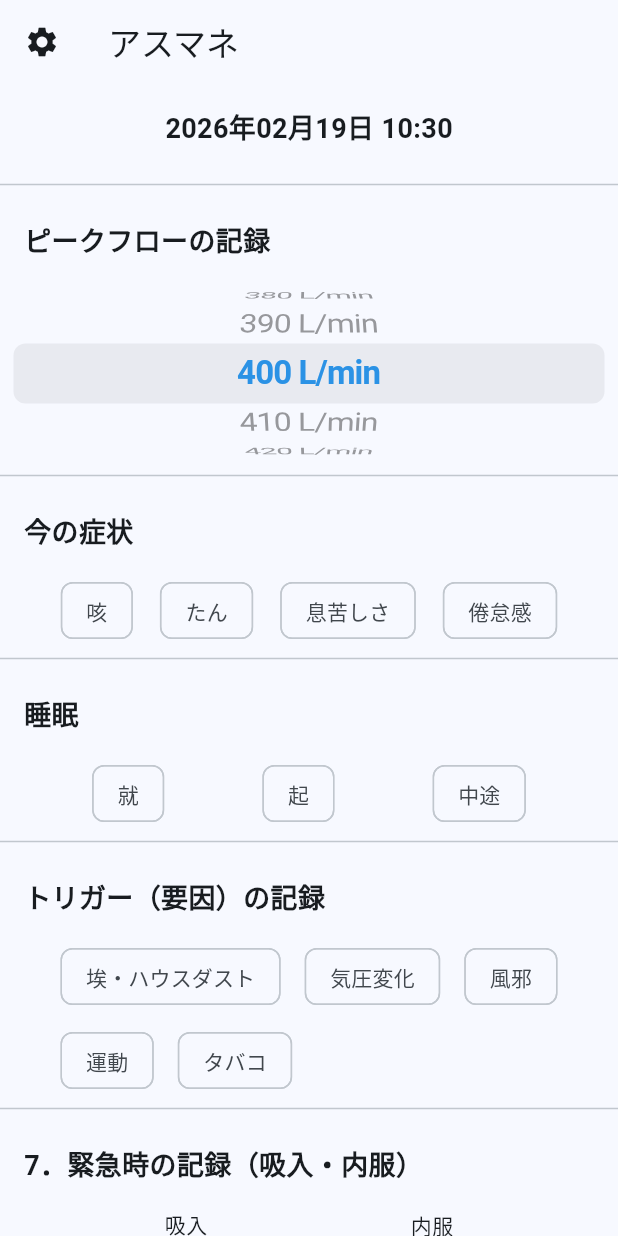
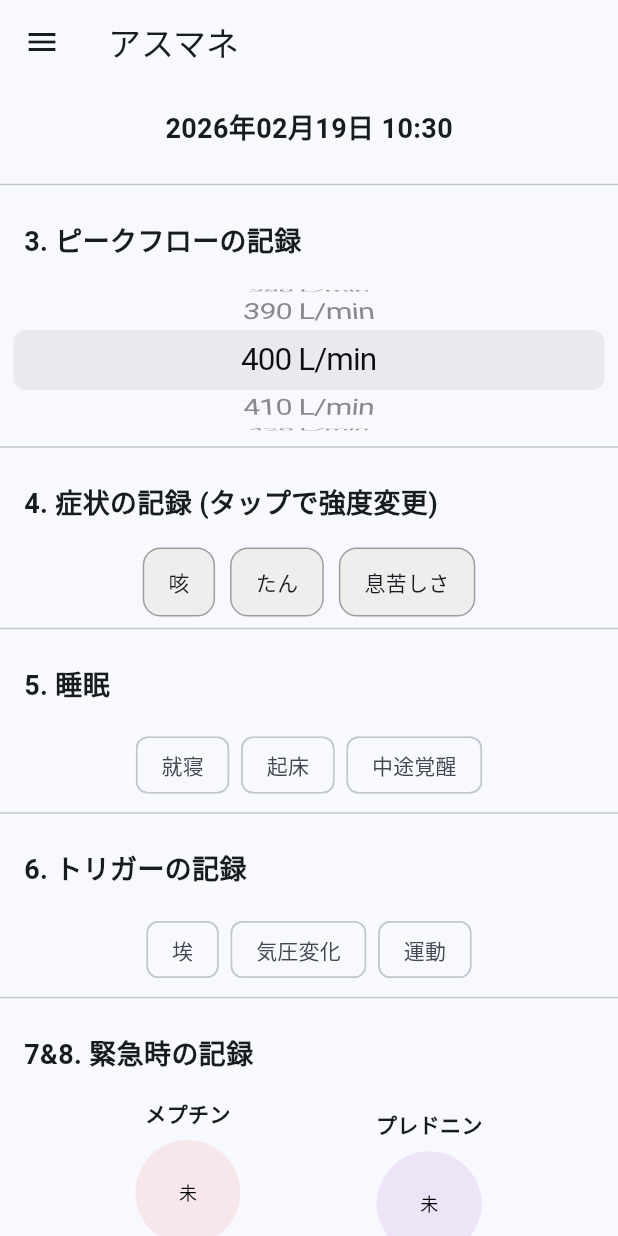
Before and after one commit to shimomari/asmane, a Flutter app: the screen it shows after launch, on a phone screen of 412 x 824 dp. Run offline on Flutter 3.47's test engine with Material 3 defaults, Android fonts, the phone set to English and light mode, and no system bars.

Commit message:
症状ボタンの多段階カラー実装とバグ修正

```diff
--- a/lib/main.dart
+++ b/lib/main.dart
@@ -32,43 +32,60 @@ class MainScreen extends StatefulWidget {
 
 class _MainScreenState extends State<MainScreen> {
   int _currentPeakFlow = 400;
+  List<String> _mySymptoms = ['咳', 'たん', '息苦しさ'];
+  List<String> _myTriggers = ['埃', '気圧変化', '運動'];
+  String _relieverName = "メプチン";
+  String _pillName = "プレドニン";
 
-  // 🔧 ユーザーがカスタマイズできるリスト（ここを動的に表示するようにしました）
-  List<String> _mySymptoms = ['咳', 'たん', '息苦しさ', '倦怠感'];
-  List<String> _myTriggers = ['埃・ハウスダスト', '気圧変化', '風邪', '運動', 'タバコ'];
+  final Map<String, int> _symptomCounts = {};
+  final Set<String> _selectedTriggers = {};
+  final Set<String> _selectedSleep = {};
+  int _relieverCount = 0;
+  int _relieverStock = 60;
+  int _pillCount = 0;
 
   String getNowTime() {
     return DateFormat('yyyy年MM月dd日 HH:mm').format(DateTime.now());
   }
 
-  void _showSaveDialog() {
-    showDialog(
-      context: context,
-      builder: (BuildContext context) {
-        return AlertDialog(
-          title: const Text("登録完了"),
-          content: const Text("今日の体調をしっかり記録しました！"),
-          actions: [
-            TextButton(
-              onPressed: () => Navigator.pop(context),
-              child: const Text("OK"),
-            ),
-          ],
-        );
-      },
+  Future<void> _goToSettings() async {
+    final result = await Navigator.push(
+      context,
+      MaterialPageRoute(
+        builder: (context) => SettingsPage(
+          initialSymptoms: _mySymptoms,
+          initialTriggers: _myTriggers,
+          initialReliever: _relieverName,
+          initialPill: _pillName,
+        ),
+      ),
     );
+
+    if (result != null && result is Map<String, dynamic>) {
+      setState(() {
+        _mySymptoms = result['symptoms'];
+        _myTriggers = result['triggers'];
+        _relieverName = result['reliever'];
+        _pillName = result['pill'];
+      });
+    }
   }
 
   @override
   Widget build(BuildContext context) {
     return Scaffold(
-      appBar: AppBar(
-        title: const Text('アスマネ'),
-        leading: IconButton(
-          icon: const Icon(Icons.settings),
-          onPressed: () {
-            // ここにあとで設定ページを開く処理を書きます
-          },
+      appBar: AppBar(title: const Text('アスマネ')),
+      drawer: Drawer(
+        child: ListView(
+          children: [
+            const DrawerHeader(
+              decoration: BoxDecoration(color: Colors.lightBlue),
+              child: Text('メニュー', style: TextStyle(color: Colors.white, fontSize: 24)),
+            ),
+            _menuItem(Icons.settings, "メインUI登録用設定", onTap: _goToSettings),
+            _menuItem(Icons.show_chart, "週のデータとグラフ"),
+            _menuItem(Icons.local_hospital, "ワンタップ受診"),
+          ],
         ),
       ),
       body: SingleChildScrollView(
@@ -76,204 +93,160 @@ class _MainScreenState extends State<MainScreen> {
           children: [
             Padding(
               padding: const EdgeInsets.all(16.0),
-              child: Text(
-                getNowTime(),
-                style: const TextStyle(fontSize: 18, fontWeight: FontWeight.bold),
-              ),
+              child: Text(getNowTime(), style: const TextStyle(fontSize: 18, fontWeight: FontWeight.bold)),
             ),
             const Divider(),
-
-            const SectionTitle(title: 'ピークフローの記録'),
-            SizedBox(
-              height: 120,
-              child: CupertinoPicker(
-                itemExtent: 40,
-                scrollController: FixedExtentScrollController(
-                  initialItem: (_currentPeakFlow - 100) ~/ 10,
-                ),
-                onSelectedItemChanged: (int index) {
-                  setState(() {
-                    _currentPeakFlow = 100 + (index * 10);
-                  });
-                },
-                children: List.generate(71, (i) => 100 + (i * 10)).map((v) {
-                  return Center(
-                    child: Text(
-                      '$v L/min',
-                      style: TextStyle(
-                        fontSize: 22,
-                        fontWeight: _currentPeakFlow == v ? FontWeight.bold : FontWeight.normal,
-                        color: _currentPeakFlow == v ? Colors.blue : Colors.black87,
-                      ),
-                    ),
-                  );
-                }).toList(),
-              ),
+            const SectionTitle(title: '3. ピークフローの記録'),
+            _buildPeakFlowPicker(),
+            const Divider(),
+            const SectionTitle(title: '4. 症状の記録 (タップで強度変更)'),
+            _buildSymptomSection(),
+            const Divider(),
+            const SectionTitle(title: '5. 睡眠'),
+            _buildWrapChips(['就寝', '起床', '中途覚醒'], _selectedSleep, Colors.blue),
+            const Divider(),
+            const SectionTitle(title: '6. トリガーの記録'),
+            _buildWrapChips(_myTriggers, _selectedTriggers, Colors.green),
+            const Divider(),
+            const SectionTitle(title: '7&8. 緊急時の記録'),
+            _buildEmergencySection(),
+            const Divider(),
+            const SectionTitle(title: '9. 自由メモ'),
+            const Padding(
+              padding: EdgeInsets.symmetric(horizontal: 16),
+              child: TextField(maxLength: 50, decoration: InputDecoration(border: OutlineInputBorder())),
             ),
-            const Divider(),
-
-            // 4. 今の症状（カスタマイズ対応）
-            SectionTitle(title: '今の症状'),
-            Padding(
-              padding: const EdgeInsets.symmetric(horizontal: 16.0),
-              child: Wrap(
-                spacing: 10,
-                runSpacing: 10,
-                children: _mySymptoms.map((s) => SymptomButton(label: s)).toList(),
-              ),
-            ),
-
-            const Divider(),
-            const SleepSection(),
-            const Divider(),
-
-            // 6. トリガー（ここもリストから表示するようにしました）
-            const SectionTitle(title: 'トリガー（要因）の記録'),
-            Padding(
-              padding: const EdgeInsets.symmetric(horizontal: 16.0),
-              child: Wrap(
-                spacing: 8,
-                runSpacing: 8,
-                children: _myTriggers.map((t) => SymptomButton(label: t)).toList(),
-              ),
-            ),
-
-            const Divider(),
-            const RelieverSection(),
-            const Divider(),
-
-            const SectionTitle(title: '自由メモ'),
-            const Padding(
-              padding: EdgeInsets.all(16.0),
-              child: TextField(
-                maxLength: 50,
-                decoration: InputDecoration(
-                  hintText: '50字程度で入力...',
-                  border: OutlineInputBorder(),
-                ),
-              ),
-            ),
-
-            const SizedBox(height: 30),
-
-            Padding(
-              padding: const EdgeInsets.symmetric(horizontal: 16.0),
-              child: SizedBox(
-                width: double.infinity,
-                height: 56,
-                child: ElevatedButton(
-                  onPressed: _showSaveDialog,
-                  style: ElevatedButton.styleFrom(
-                    backgroundColor: Colors.blueAccent,
-                    foregroundColor: Colors.white,
-                    shape: RoundedRectangleBorder(
-                      borderRadius: BorderRadius.circular(12),
-                    ),
-                  ),
-                  child: const Text(
-                    "この内容で登録する",
-                    style: TextStyle(fontSize: 18, fontWeight: FontWeight.bold),
-                  ),
-                ),
-              ),
-            ),
-
+            const SizedBox(height: 20),
+            _buildSubmitButton(),
             const SizedBox(height: 50),
           ],
         ),
       ),
     );
   }
-}
 
-// --- コンポーネント（クラス）群 ---
+  Widget _menuItem(IconData icon, String title, {VoidCallback? onTap}) {
+    return ListTile(
+      leading: Icon(icon),
+      title: Text(title),
+      onTap: () {
+        Navigator.pop(context);
+        if (onTap != null) onTap();
+      },
+    );
+  }
 
-class SleepSection extends StatelessWidget {
-  const SleepSection({super.key});
-  @override
-  Widget build(BuildContext context) {
-    return const Column(children: [
-      SectionTitle(title: "睡眠"),
-      Row(
-        mainAxisAlignment: MainAxisAlignment.spaceEvenly,
-        children: [
-          SymptomButton(label: "就"),
-          SymptomButton(label: "起"),
-          SymptomButton(label: "中途"),
-        ],
+  Widget _buildPeakFlowPicker() {
+    return SizedBox(
+      height: 100,
+      child: CupertinoPicker(
+        itemExtent: 40,
+        scrollController: FixedExtentScrollController(initialItem: (_currentPeakFlow - 100) ~/ 10),
+        onSelectedItemChanged: (i) => setState(() => _currentPeakFlow = 100 + (i * 10)),
+        children: List.generate(71, (i) => Center(child: Text('${100 + (i * 10)} L/min'))),
       ),
-    ]);
+    );
   }
-}
 
-class RelieverSection extends StatefulWidget {
-  const RelieverSection({super.key});
-  @override
-  State<RelieverSection> createState() => _RelieverSectionState();
-}
+  Widget _buildSymptomSection() {
+    return Padding(
+      padding: const EdgeInsets.symmetric(horizontal: 16),
+      child: Wrap(
+        spacing: 10,
+        runSpacing: 10,
+        children: _mySymptoms.map((s) {
+          int count = _symptomCounts[s] ?? 0;
+          Color bgColor = Colors.grey[200]!;
+          String label = s;
+          if (count == 1) { bgColor = Colors.orange[100]!; label = "$s(軽)"; }
+          if (count == 2) { bgColor = Colors.orange[300]!; label = "$s(中)"; }
+          if (count == 3) { bgColor = Colors.red[400]!; label = "$s(重)"; }
 
-class _RelieverSectionState extends State<RelieverSection> {
-  int _relieverCount = 0;
-  int _stockCount = 60;
-  int _pillCount = 0;
+          return GestureDetector(
+            onTap: () => setState(() => _symptomCounts[s] = (count + 1) % 4),
+            child: Container(
+              padding: const EdgeInsets.symmetric(horizontal: 16, vertical: 12),
+              decoration: BoxDecoration(
+                color: bgColor,
+                borderRadius: BorderRadius.circular(12),
+                border: Border.all(color: count > 0 ? Colors.orange : Colors.grey),
+              ),
+              child: Text(label, style: TextStyle(fontWeight: count > 0 ? FontWeight.bold : FontWeight.normal)),
+            ),
+          );
+        }).toList(),
+      ),
+    );
+  }
 
-  @override
-  Widget build(BuildContext context) {
-    Color relieverColor = _relieverCount > 0
-        ? Colors.red[(_relieverCount * 100).clamp(100, 900)]!
-        : Colors.grey[200]!;
+  Widget _buildWrapChips(List<String> list, Set<String> selectionSet, Color color) {
+    return Padding(
+      padding: const EdgeInsets.symmetric(horizontal: 16),
+      child: Wrap(
+        spacing: 8,
+        children: list.map((item) {
+          final isSel = selectionSet.contains(item);
+          return FilterChip(
+            label: Text(item),
+            selected: isSel,
+            selectedColor: color.withValues(alpha: 0.3),
+            onSelected: (val) => setState(() => val ? selectionSet.add(item) : selectionSet.remove(item)),
+          );
+        }).toList(),
+      ),
+    );
+  }
 
-    Color pillColor = _pillCount > 0
-        ? Colors.purple[(_pillCount * 100).clamp(100, 900)]!
-        : Colors.grey[200]!;
+  Widget _buildEmergencySection() {
+    return Row(
+      mainAxisAlignment: MainAxisAlignment.spaceEvenly,
+      children: [
+        _emergencyButton(_relieverName, _relieverCount, Colors.red, () {
+          setState(() {
+            _relieverCount = (_relieverCount + 1) % 5;
+            if (_relieverCount != 0 && _relieverStock > 0) _relieverStock--;
+          });
+        }, "残量: $_relieverStock"),
+        _emergencyButton(_pillName, _pillCount, Colors.purple, () {
+          setState(() => _pillCount = (_pillCount + 1) % 3);
+        }, ""),
+      ],
+    );
+  }
 
-    return Column(children: [
-      const SectionTitle(title: "7．緊急時の記録（吸入・内服）"),
-      Row(
-        mainAxisAlignment: MainAxisAlignment.spaceEvenly,
-        children: [
-          Column(children: [
-            const Text("吸入"),
-            GestureDetector(
-              onTap: () => setState(() {
-                _relieverCount++;
-                if (_stockCount > 0) _stockCount--;
-              }),
-              child: AnimatedContainer(
-                duration: const Duration(milliseconds: 200),
-                width: 80,
-                height: 80,
-                decoration: BoxDecoration(
-                  color: relieverColor,
-                  shape: BoxShape.circle,
-                ),
-                child: Center(child: Text("$_relieverCount回")),
-              ),
-            ),
-            Text("残量: $_stockCount回"),
-          ]),
-          Column(children: [
-            const Text("内服"),
-            GestureDetector(
-              onTap: () => setState(() {
-                _pillCount++;
-              }),
-              child: AnimatedContainer(
-                duration: const Duration(milliseconds: 200),
-                width: 80,
-                height: 80,
-                decoration: BoxDecoration(
-                  color: pillColor,
-                  shape: BoxShape.circle,
-                ),
-                child: Center(child: Text("$_pillCount回")),
-              ),
-            ),
-            const Text(" "),
-          ]),
-        ],
+  Widget _emergencyButton(String name, int count, Color color, VoidCallback onTap, String subText) {
+    double alpha = count == 0 ? 0.1 : (count * 0.25);
+    return Column(
+      children: [
+        Text(name, style: const TextStyle(fontWeight: FontWeight.bold)),
+        const SizedBox(height: 8),
+        GestureDetector(
+          onTap: onTap,
+          child: CircleAvatar(
+            radius: 35,
+            backgroundColor: color.withValues(alpha: alpha),
+            child: Text(count == 0 ? "未" : "$count回", style: const TextStyle(color: Colors.black, fontSize: 12)),
+          ),
+        ),
+        if (subText.isNotEmpty) Text(subText, style: const TextStyle(fontSize: 10)),
+      ],
+    );
+  }
+
+  Widget _buildSubmitButton() {
+    return Padding(
+      padding: const EdgeInsets.symmetric(horizontal: 16),
+      child: ElevatedButton(
+        onPressed: () => ScaffoldMessenger.of(context).showSnackBar(const SnackBar(content: Text("登録しました"))),
+        style: ElevatedButton.styleFrom(
+          minimumSize: const Size(double.infinity, 50),
+          backgroundColor: Colors.blueAccent,
+          foregroundColor: Colors.white,
+          shape: RoundedRectangleBorder(borderRadius: BorderRadius.circular(12)),
+        ),
+        child: const Text("この内容で登録する", style: TextStyle(fontSize: 18, fontWeight: FontWeight.bold)),
       ),
-    ]);
+    );
   }
 }
 
@@ -283,29 +256,85 @@ class SectionTitle extends StatelessWidget {
   @override
   Widget build(BuildContext context) {
     return Padding(
-      padding: const EdgeInsets.all(16.0),
-      child: Align(
-        alignment: Alignment.centerLeft,
-        child: Text(
-          title,
-          style: const TextStyle(fontSize: 18, fontWeight: FontWeight.bold),
-        ),
-      ),
+      padding: const EdgeInsets.all(16),
+      child: Align(alignment: Alignment.centerLeft, child: Text(title, style: const TextStyle(fontSize: 18, fontWeight: FontWeight.bold))),
     );
   }
 }
 
-class SymptomButton extends StatelessWidget {
-  final String label;
-  const SymptomButton({super.key, required this.label});
+class SettingsPage extends StatefulWidget {
+  final List<String> initialSymptoms;
+  final List<String> initialTriggers;
+  final String initialReliever;
+  final String initialPill;
+
+  const SettingsPage({super.key, required this.initialSymptoms, required this.initialTriggers, required this.initialReliever, required this.initialPill});
+
   @override
-  Widget build(BuildContext context) {
-    return Padding(
-      padding: const EdgeInsets.symmetric(horizontal: 4.0),
-      child: FilterChip(
-        label: Text(label),
-        onSelected: (bool value) {},
+  State<SettingsPage> createState() => _SettingsPageState();
+}
+
+class _SettingsPageState extends State<SettingsPage> {
+  late List<String> syms;
+  late List<String> trigs;
+  late TextEditingController relCtrl;
+  late TextEditingController pillCtrl;
+
+  @override
+  void initState() {
+    super.initState();
+    syms = List.from(widget.initialSymptoms);
+    trigs = List.from(widget.initialTriggers);
+    relCtrl = TextEditingController(text: widget.initialReliever);
+    pillCtrl = TextEditingController(text: widget.initialPill);
+  }
+
+  void _addItem(List<String> list) {
+    TextEditingController c = TextEditingController();
+    showDialog(
+      context: context,
+      builder: (ctx) => AlertDialog(
+        title: const Text("項目追加"),
+        content: TextField(controller: c, autofocus: true, decoration: const InputDecoration(hintText: "名前を入力")),
+        actions: [
+          TextButton(onPressed: () => Navigator.pop(ctx), child: const Text("キャンセル")),
+          TextButton(onPressed: () { if (c.text.isNotEmpty) setState(() => list.add(c.text)); Navigator.pop(ctx); }, child: const Text("追加")),
+        ],
       ),
     );
   }
+
+  @override
+  Widget build(BuildContext context) {
+    return Scaffold(
+      appBar: AppBar(title: const Text("UI登録用設定")),
+      body: ListView(
+        padding: const EdgeInsets.all(16),
+        children: [
+          _editSection("表示する症状", syms),
+          const Divider(),
+          _editSection("表示するトリガー", trigs),
+          const Divider(),
+          const Text("薬剤名設定", style: TextStyle(fontWeight: FontWeight.bold)),
+          TextField(controller: relCtrl, decoration: const InputDecoration(labelText: "リリーバー薬")),
+          TextField(controller: pillCtrl, decoration: const InputDecoration(labelText: "頓服薬")),
+          const SizedBox(height: 40),
+          ElevatedButton(
+            onPressed: () => Navigator.pop(context, {'symptoms': syms, 'triggers': trigs, 'reliever': relCtrl.text, 'pill': pillCtrl.text}),
+            child: const Text("設定を保存して戻る"),
+          ),
+        ],
+      ),
+    );
+  }
+
+  Widget _editSection(String title, List<String> list) {
+    return Column(
+      crossAxisAlignment: CrossAxisAlignment.start,
+      children: [
+        Row(mainAxisAlignment: MainAxisAlignment.spaceBetween, children: [Text(title), IconButton(onPressed: () => _addItem(list), icon: const Icon(Icons.add))]),
+        Wrap(spacing: 8, children: list.map((e) => Chip(label: Text(e), onDeleted: () => setState(() => list.remove(e)))).toList()),
+      ],
+    );
+  }
 }
```
